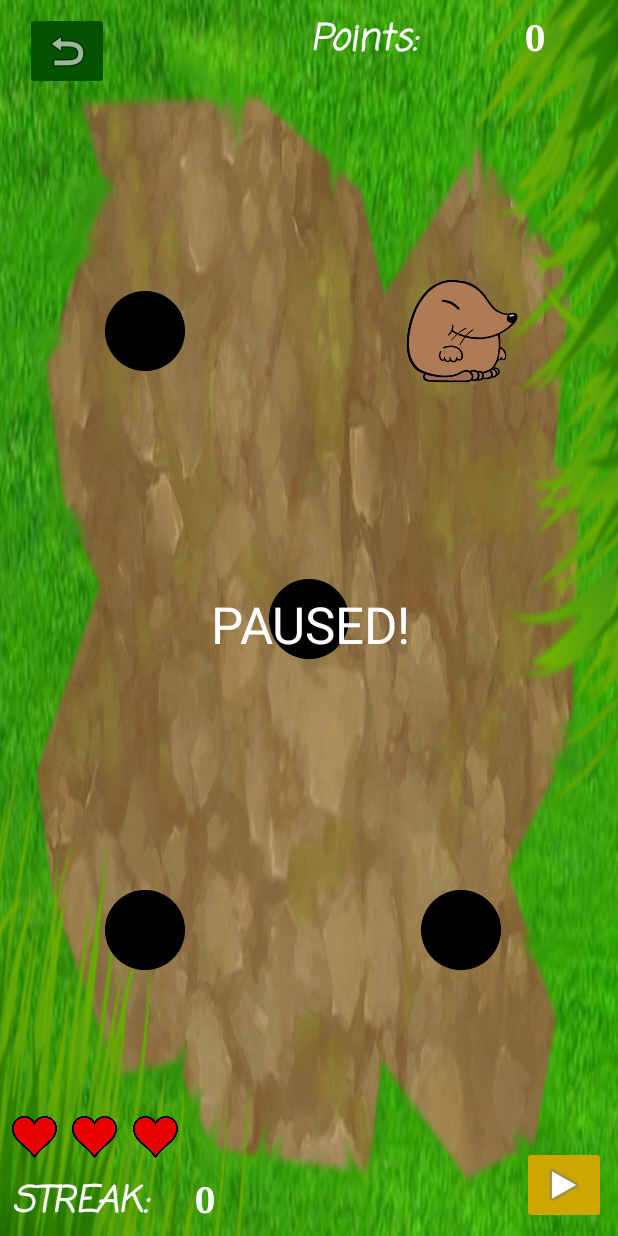
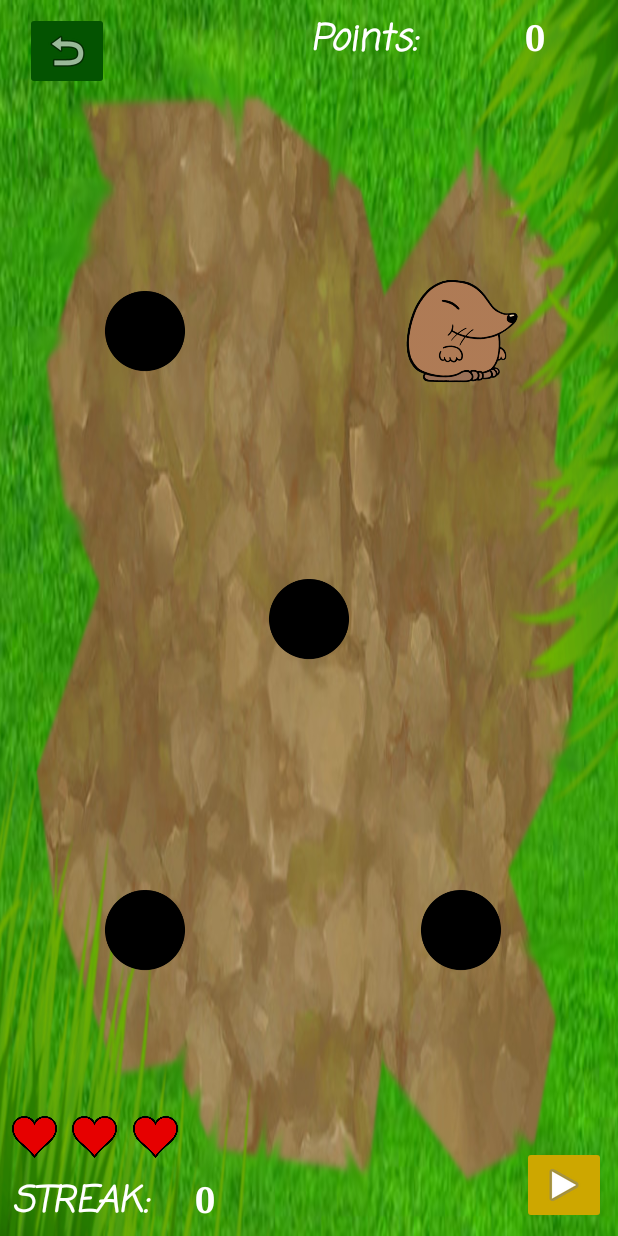
Before and after one commit to MarkoSumisu/WhacaMole, an Android app: the MainActivity screen opened directly, with no data from a screen before it, after a tap on "TODO2", on a phone screen of 412 x 824 dp. Run offline under Robolectric (Android 15) with nearby library versions, the phone set to English and light mode, and no system bars; 1 statement that could not run was skipped.

Commit message:
Game startup sound implemented!

```diff
--- a/app/src/main/java/com/example/marcosmith/whacamole/MainActivity.java
+++ b/app/src/main/java/com/example/marcosmith/whacamole/MainActivity.java
@@ -45,6 +45,7 @@ public class MainActivity extends AppCompatActivity implements View.OnTouchListe
     public int moleHere;
     public int missMole;
     public int streakfail;
+    public int gamestart;
 
     public static String stringStreakSaved = "0";
     public static String stringPointsSaved = "0";
@@ -74,12 +75,18 @@ public class MainActivity extends AppCompatActivity implements View.OnTouchListe
     public static SharedPreferences load;
 
 
+    @SuppressLint("SetTextI18n")
     @Override
     protected void onCreate(Bundle savedInstanceState) {
         super.onCreate(savedInstanceState);
         setContentView(R.layout.activity_main);
 
+        loadSounds();
+        setButtons();
+
         pausething = findViewById(R.id.textView6);
+        pausething.setVisibility(View.VISIBLE);
+        pausething.setText("GAME START!");
 
         debounce = 0;
         points = 0;
@@ -104,12 +111,23 @@ public class MainActivity extends AppCompatActivity implements View.OnTouchListe
 
         Log.d("logtag", "MainActivity onCreate: " + stringPointsSaved);
 
-        loadSounds();
-        setButtons();
         mHandler = new Handler();
+
         mHandler.postDelayed(new Runnable() {
             @Override
             public void run() {
+                playSounds(5);
+                //playSounds(4);
+                pausething.setVisibility(View.INVISIBLE);
+                pausething.setText("PAUSED!");
+            }
+        }, 1000);
+
+
+        mHandler.postDelayed(new Runnable() {
+            @Override
+            public void run() {
+                pausething.setVisibility(View.INVISIBLE);
                 startRepeatingTask();
             }
         }, 3000);
@@ -264,8 +282,8 @@ public void testhole() {
     if (mInterval < 500){
         mInterval = 500;
     }
-    Log.d("logtag", "Spawn Interval : " + mInterval);
-    Log.d("logtag", "Despawn Interval : " + molespeed);
+/*    Log.d("logtag", "Spawn Interval : " + mInterval);
+    Log.d("logtag", "Despawn Interval : " + molespeed);*/
     if (chooseHole == 0 && !molespawned){
         moleAppearSound();
         moleAppear1 = true;
@@ -528,6 +546,7 @@ public void noMole(final int holenumber) {
         missMole = sp.load(this, R.raw.mole_swing,1);
         moleHere = sp.load(this, R.raw.mole_boop,1);
         streakfail = sp.load(this, R.raw.streak_ended,1);
+        gamestart = sp.load(this, R.raw.startgame, 1);
 
         playSounds(4);
     }
@@ -552,6 +571,8 @@ public void noMole(final int holenumber) {
             mPlayer.start();
             mPlayer.setLooping(true);
             Log.d("logtag", "BG Music Started!");
+        } else if(soundnumber == 5){
+            sp.play(gamestart, 1,1,0,0,1);
         }
     }
 
```
